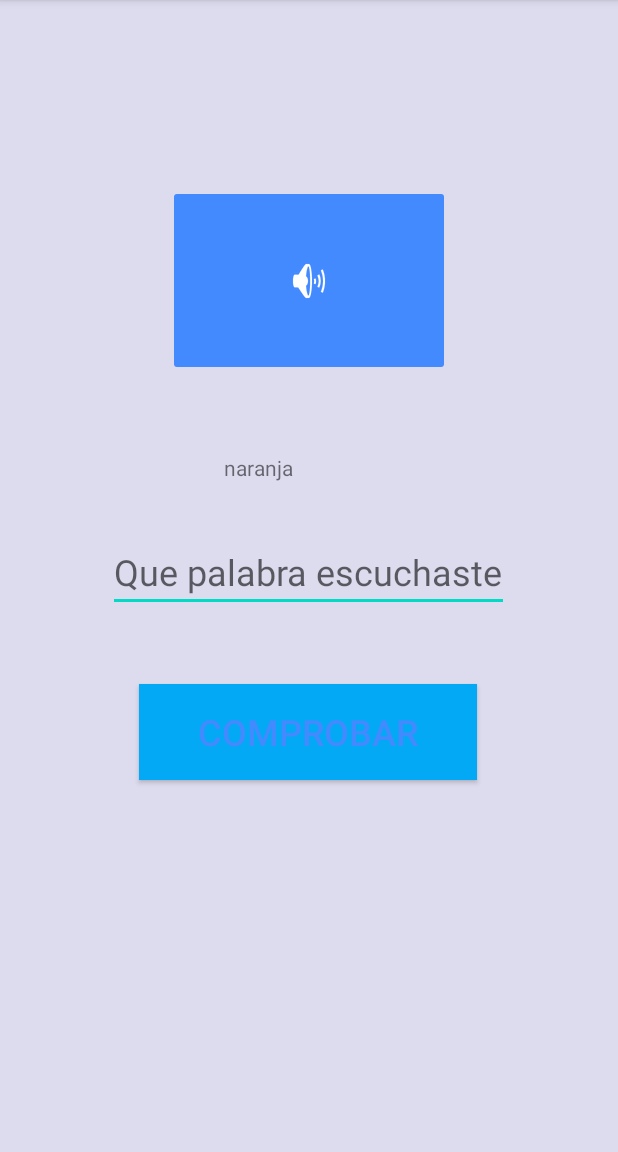
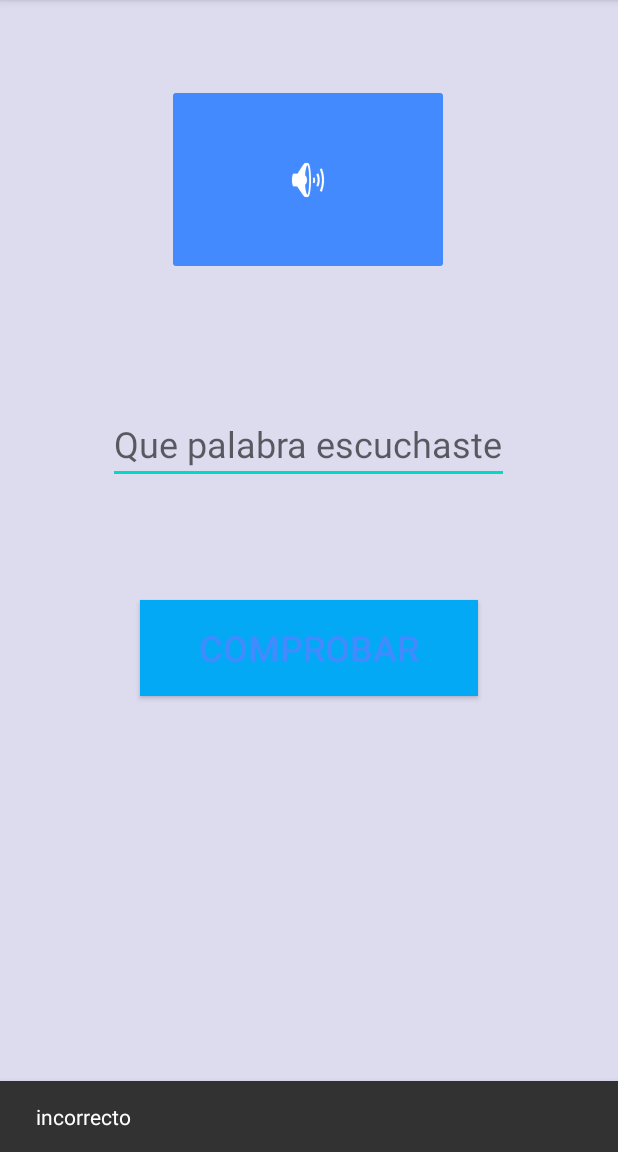
Before and after one commit to joni1023/LearnToWrite, an Android app: the screen it shows after launch (MainActivity), after a tap on "COMPROBAR", on a phone screen of 412 x 824 dp, the part 84-1236 px from its top. Run offline under Robolectric (Android 15) with nearby library versions, the phone set to English and light mode, and no system bars.

Commit message:
agregando libreria y mejorando codigo

```diff
--- a/app/build.gradle
+++ b/app/build.gradle
@@ -30,6 +30,7 @@ dependencies {
     implementation 'androidx.core:core-ktx:1.3.0'
     implementation 'androidx.appcompat:appcompat:1.1.0'
     implementation 'androidx.constraintlayout:constraintlayout:1.1.3'
+    implementation 'com.google.android.material:material:1.0.0'
     testImplementation 'junit:junit:4.12'
     androidTestImplementation 'androidx.test.ext:junit:1.1.1'
     androidTestImplementation 'androidx.test.espresso:espresso-core:3.2.0'
--- a/app/src/main/java/com/example/laerntowrite/MainActivity.kt
+++ b/app/src/main/java/com/example/laerntowrite/MainActivity.kt
@@ -4,51 +4,66 @@ import android.content.Context
 import android.media.AudioManager
 import android.media.SoundPool
 import android.os.Bundle
+import android.speech.tts.TextToSpeech
 import android.widget.*
 import androidx.appcompat.app.AppCompatActivity
+import com.google.android.material.snackbar.Snackbar
+import kotlinx.android.synthetic.main.activity_main.*
+import java.util.*
 
 class MainActivity : AppCompatActivity() {
-    private val words : Array<String> = startList()
-    private var wordSelect= words[(0..5).random()]
-    private val soundapool= SoundPool(1, AudioManager.STREAM_MUSIC, 1)
-    private var sonido : Int=0
+    private lateinit var words : Array<String>
+    private lateinit var wordSelect:String
+    private lateinit var mtts:TextToSpeech
 
     override fun onCreate(savedInstanceState: Bundle?) {
         super.onCreate(savedInstanceState)
         setContentView(R.layout.activity_main)
+        iniciador()
 
 
-        var soundId: Int = getIdRaw(wordSelect)
-
-        sonido=soundapool.load(baseContext, soundId, 1)
-        var repB = findViewById<ImageButton>(R.id.button_rep)
-        repB.setOnClickListener {
-            soundapool.play(sonido, 1.0F, 1.0F, 1, 0, 1.0F)
+        button_rep.setOnClickListener {
+            mtts.speak(wordSelect, TextToSpeech.QUEUE_FLUSH, null,null)
         }
 
-        val miText= findViewById<TextView>(R.id.texto)
-        miText.text=wordSelect
-        val boton =findViewById<Button>(R.id.buttontext)
-        boton.setOnClickListener {
-            val nevotext=findViewById<EditText>(R.id.inputtext)
-            if(nevotext.text.toString() == miText.text.toString()){
-                Toast.makeText(this, "correcto", Toast.LENGTH_SHORT).show()
+        buttontext.setOnClickListener {
+            buttontext.requestFocus()
+            if(inputtext.text.toString() == wordSelect){
+
+                Snackbar.make(contraind,"correcto",Snackbar.LENGTH_SHORT).show()
+                clearandselect()
             }else {
-                Toast.makeText(this, "incorrecto", Toast.LENGTH_SHORT).show()
+                Snackbar.make(contraind,"incorrecto",Snackbar.LENGTH_SHORT).show()
+                clearandselect()
             }
         }
     }
 
+    private fun clearandselect() {
+        inputtext.text.clear()
+        selectWord()
+    }
+
+    private fun iniciador() {
+        //inicio de TextToSpeech
+        mtts = TextToSpeech(applicationContext, TextToSpeech.OnInitListener { status ->
+            if (status != TextToSpeech.ERROR) {
+                //locale segun ISO
+                mtts.language = Locale("es", "ES")
+            }
+        })
+        startList()
+        selectWord()
+    }
 
 
-    private fun startList():Array<String>{
+    private fun startList(){
         //inicia lista
-        return arrayOf("marciano", "pedro", "lobo", "arbol", "naranja")
+        words= arrayOf("marciano", "pedro", "lobo", "arbol", "naranja")
 
     }
 
-    private fun getIdRaw(name: String?): Int {
-        //retorna id generado por R.java de la carpeta Raw,pasando el nombre
-        return this.resources.getIdentifier(name, "raw", this.packageName)
+    private fun selectWord(){
+        wordSelect=words[(0..5).random()]
     }
 }
--- a/app/src/main/res/layout/activity_main.xml
+++ b/app/src/main/res/layout/activity_main.xml
@@ -5,19 +5,8 @@
     android:layout_width="match_parent"
     android:layout_height="match_parent"
     android:background="#DDDCEF"
+    android:id="@+id/contraind"
     tools:context=".MainActivity">
-
-    <TextView
-        android:id="@+id/texto"
-        android:layout_width="wrap_content"
-        android:layout_height="wrap_content"
-        android:hint="@string/Prueba"
-        app:layout_constraintBottom_toBottomOf="parent"
-        app:layout_constraintHorizontal_bias="0.498"
-        app:layout_constraintLeft_toLeftOf="parent"
-        app:layout_constraintRight_toRightOf="parent"
-        app:layout_constraintTop_toTopOf="parent"
-        app:layout_constraintVertical_bias="0.403" />
 
     <EditText
         android:id="@+id/inputtext"
@@ -30,14 +19,13 @@
         app:layout_constraintEnd_toEndOf="parent"
         app:layout_constraintHorizontal_bias="0.497"
         app:layout_constraintStart_toStartOf="parent"
-        app:layout_constraintTop_toBottomOf="@+id/texto"
-        app:layout_constraintVertical_bias="1.0" />
+        app:layout_constraintTop_toBottomOf="@+id/button_rep" />
 
     <Button
         android:id="@+id/buttontext"
         android:layout_width="225dp"
         android:layout_height="64dp"
-        android:layout_marginBottom="248dp"
+        android:layout_marginBottom="304dp"
         android:background="#03A9F4"
         android:backgroundTintMode="screen"
         android:text="@string/Comprobar"
@@ -45,7 +33,6 @@
         android:textSize="24sp"
         app:layout_constraintBottom_toBottomOf="parent"
         app:layout_constraintEnd_toEndOf="parent"
-        app:layout_constraintHorizontal_bias="0.498"
         app:layout_constraintStart_toStartOf="parent"
         app:layout_constraintTop_toBottomOf="@+id/editTextTextPersonName"
         app:layout_constraintVertical_bias="0.141" />
@@ -54,14 +41,14 @@
         android:id="@+id/button_rep"
         android:layout_width="188dp"
         android:layout_height="127dp"
+        android:layout_marginTop="56dp"
         android:backgroundTint="#448AFF"
         android:soundEffectsEnabled="false"
         android:textAlignment="center"
-        app:layout_constraintBottom_toTopOf="@+id/texto"
         app:layout_constraintEnd_toEndOf="parent"
+        app:layout_constraintHorizontal_bias="0.497"
         app:layout_constraintStart_toStartOf="parent"
         app:layout_constraintTop_toTopOf="parent"
-        app:layout_constraintVertical_bias="0.706"
         app:srcCompat="@android:drawable/ic_lock_silent_mode_off" />
 
 
--- a/build.gradle
+++ b/build.gradle
@@ -6,7 +6,7 @@ buildscript {
         jcenter()
     }
     dependencies {
-        classpath "com.android.tools.build:gradle:4.0.0"
+        classpath 'com.android.tools.build:gradle:4.0.1'
         classpath "org.jetbrains.kotlin:kotlin-gradle-plugin:$kotlin_version"
 
         // NOTE: Do not place your application dependencies here; they belong
```
